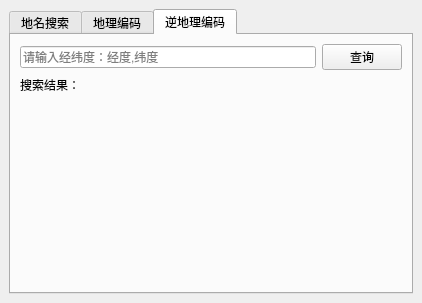
Above: tianditu_tools/ui/search.ui from liuxspro/qgis-plugin-tianditu before the change. Below: the same form after it.
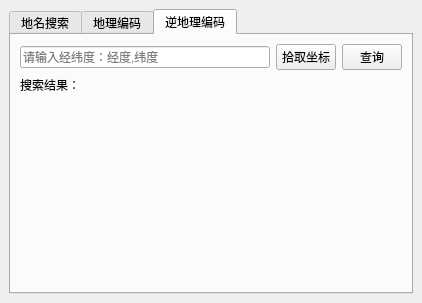
That is the form after the change. The open tabs and pages were chosen to show the change.

Commit message: Feat: 增加坐标拾取查询

```diff
--- a/tianditu_tools/ui/search.ui
+++ b/tianditu_tools/ui/search.ui
@@ -138,8 +138,27 @@
             </property>
            </widget>
           </item>
+          <item>
+           <widget class="QPushButton" name="btn_cap">
+            <property name="maximumSize">
+             <size>
+              <width>60</width>
+              <height>16777215</height>
+             </size>
+            </property>
+            <property name="text">
+             <string>拾取坐标</string>
+            </property>
+           </widget>
+          </item>
           <item>
            <widget class="QPushButton" name="pushButton_3">
+            <property name="maximumSize">
+             <size>
+              <width>60</width>
+              <height>16777215</height>
+             </size>
+            </property>
             <property name="text">
              <string>查询</string>
             </property>
```
Left out of the diff: 4 changed lines with no effect on the pictures. The commit also changes 3 other files.
